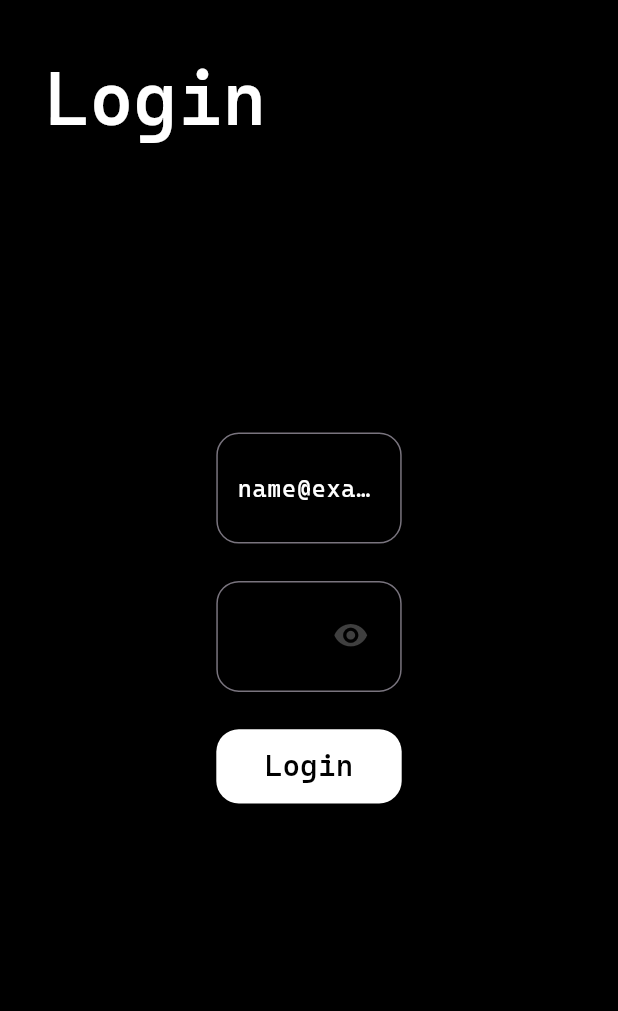
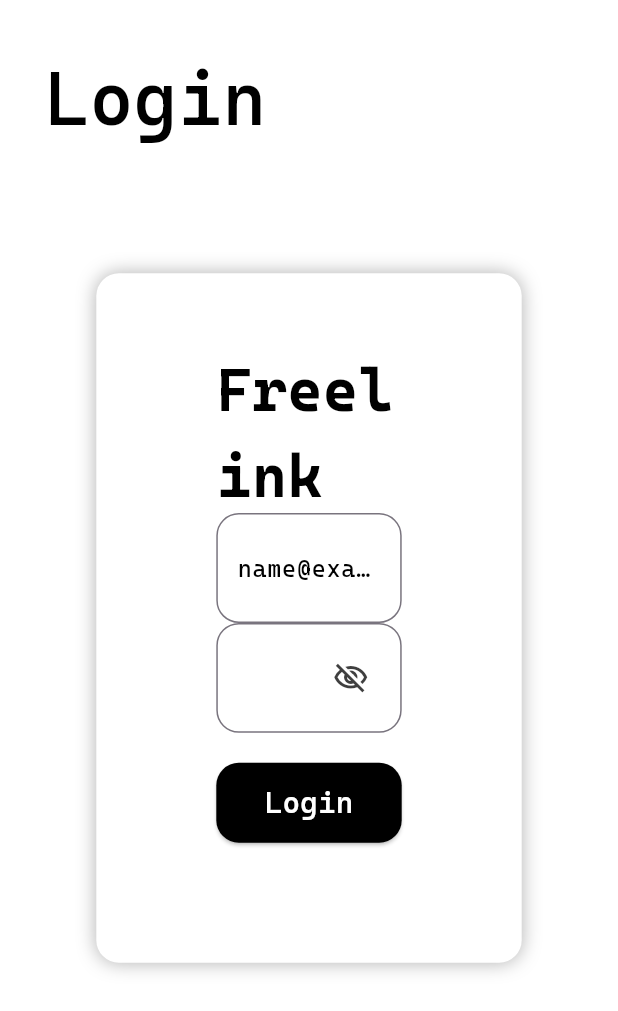
Before and after one commit to kikiThinking/freelink, a Flutter app: the screen it shows after launch, on a phone screen of 412 x 824 dp. Shown: the top 1011 px of the screen. Run offline on Flutter 3.47's test engine with Material 3 defaults, Android fonts, the light colour scheme and no system bars; our stand-ins replace shared_preferences; missing offline and left inert: expandable_menu.

Commit message:
Improve the login page

```diff
--- /dev/null
+++ b/devtools_options.yaml
@@ -0,0 +1,3 @@
+description: This file stores settings for Dart & Flutter DevTools.
+documentation: https://docs.flutter.dev/tools/devtools/extensions#configure-extension-enablement-states
+extensions:
--- /dev/null
+++ b/lib/icon/customicon.dart
@@ -0,0 +1,29 @@
+import 'package:flutter/foundation.dart' show defaultTargetPlatform;
+import 'package:flutter/widgets.dart';
+
+
+class PlatformAdaptiveIcons implements JCIcons {
+  const PlatformAdaptiveIcons._();
+  static bool _isCupertino() {
+    switch (defaultTargetPlatform) {
+      case TargetPlatform.android:
+      case TargetPlatform.fuchsia:
+      case TargetPlatform.linux:
+      case TargetPlatform.windows:
+      case TargetPlatform.iOS:
+      case TargetPlatform.macOS:
+        return true;
+    }
+  }
+}
+class JCIcons {
+  JCIcons._();
+  static PlatformAdaptiveIcons get adaptive => const PlatformAdaptiveIcons._();
+  static const IconData telegram = IconData(0xe900, fontFamily: 'contact');
+  static const IconData instagram = IconData(0xe902, fontFamily: 'contact');
+  static const IconData github = IconData(0xe906, fontFamily: 'contact');
+  static const IconData qq = IconData(0xe907, fontFamily: 'contact');
+  static const IconData wechat = IconData(0xe913, fontFamily: 'contact');
+  static const IconData gmail = IconData(0xe916, fontFamily: 'contact');
+// ...继续列出你的图标
+}
--- a/lib/pages/login.dart
+++ b/lib/pages/login.dart
@@ -1,4 +1,7 @@
+import 'package:expandable_menu/expandable_icon.dart';
+import 'package:expandable_menu/expandable_menu.dart';
 import 'package:flutter/material.dart';
+import 'package:freelink/icon/customicon.dart';
 
 class Login extends StatefulWidget {
   const Login({super.key});
@@ -27,23 +30,31 @@ class _Login extends State<Login> {
         children: [
           const Padding(
             padding: EdgeInsets.only(top: 30, left: 30),
-            child: Text("Login", style: TextStyle(fontFamily: 'cascadiacode', fontWeight: FontWeight.w500, fontSize: 50, color: Colors.white)),
+            child: Text("Login", style: TextStyle(fontFamily: 'cascadiacode', fontWeight: FontWeight.w500, fontSize: 50, color: Colors.black)),
           ),
           Align(
             alignment: Alignment.center,
+            child: Container(
+              decoration: BoxDecoration(color: Colors.white, borderRadius: BorderRadius.circular(15), boxShadow: [BoxShadow(color: Colors.grey.withOpacity(.8), spreadRadius: 0.1, blurRadius: 10)]),
+              child: Padding(
+                padding: EdgeInsets.only(top: 50, bottom: 80, right: 80, left: 80),
                 child: SizedBox(
-              height: MediaQuery.of(context).size.height * 0.3,
+                  height: MediaQuery.of(context).size.height * 0.4,
                   width: MediaQuery.of(context).size.width * 0.3,
                   child: Column(
                     mainAxisAlignment: MainAxisAlignment.center,
                     crossAxisAlignment: CrossAxisAlignment.center,
                     children: [
                       Expanded(
+                        flex: 3,
+                        child: Text('Freelink', style: TextStyle(fontFamily: 'cascadiacode', color: Colors.black, fontSize: 40, fontWeight: FontWeight.bold)),
+                      ),
+                      Expanded(
                         flex: 2,
                         child: TextField(
                           controller: _usernamecontrol,
-                      style: const TextStyle(fontFamily: 'cascadiacode', color: Colors.white),
-                      decoration: InputDecoration(border: OutlineInputBorder(borderRadius: BorderRadius.circular(15), borderSide: const BorderSide(color: Color(0xff3f3f3f), width: 3)), hintText: 'name@example.com', hintStyle: const TextStyle(color: Colors.white, fontFamily: 'cascadiacode'), contentPadding: const EdgeInsets.symmetric(vertical: 25, horizontal: 10)),
+                          style: const TextStyle(fontFamily: 'cascadiacode', color: Colors.black),
+                          decoration: InputDecoration(border: OutlineInputBorder(borderRadius: BorderRadius.circular(15), borderSide: const BorderSide(color: Color(0xff3f3f3f), width: 3)), hintText: 'name@example.com', hintStyle: const TextStyle(color: Colors.black, fontFamily: 'cascadiacode'), contentPadding: const EdgeInsets.symmetric(vertical: 25, horizontal: 10)),
                           textAlign: TextAlign.start,
                           cursorColor: Colors.deepOrangeAccent,
                         ),
@@ -52,12 +63,12 @@ class _Login extends State<Login> {
                         flex: 2,
                         child: TextField(
                           controller: _passwordcontrol,
-                      style: const TextStyle(fontFamily: 'cascadiacode', color: Colors.white),
+                          style: const TextStyle(fontFamily: 'cascadiacode', color: Colors.black),
                           obscureText: hidepasswordedit,
                           decoration: InputDecoration(
                               border: OutlineInputBorder(borderRadius: BorderRadius.circular(15), borderSide: const BorderSide(color: Color(0xff3f3f3f), width: 3)),
                               // hintText: 'name@example.com',
-                          hintStyle: const TextStyle(color: Colors.white, fontFamily: 'cascadiacode'),
+                              hintStyle: const TextStyle(color: Colors.black, fontFamily: 'cascadiacode'),
                               contentPadding: const EdgeInsets.symmetric(vertical: 25, horizontal: 10),
                               suffixIcon: GestureDetector(
                                 onTapDown: (TapDownDetails details) {
@@ -72,7 +83,7 @@ class _Login extends State<Login> {
                                 },
                                 child: Padding(
                                   padding: const EdgeInsets.only(right: 20),
-                              child: Icon(Icons.visibility_rounded, color: hidepasswordedit ? const Color(0xff3f3f3f) : Colors.white),
+                                  child: hidepasswordedit ? Icon(Icons.visibility_off_outlined, color: const Color(0xff3f3f3f)) : Icon(Icons.visibility_rounded, color: const Color(0xff3f3f3f)),
                                 ),
                               )),
                           textAlign: TextAlign.start,
@@ -80,25 +91,51 @@ class _Login extends State<Login> {
                         ),
                       ),
                       Expanded(
-                    flex: 1,
+                          flex: 2,
+                          child: Padding(
+                            padding: EdgeInsets.only(top: 20),
                             child: SizedBox(
                               width: double.infinity,
+                              height: double.infinity,
                               child: ElevatedButton(
                                   style: ButtonStyle(
                                     shape: WidgetStatePropertyAll(RoundedRectangleBorder(borderRadius: BorderRadius.circular(15))),
-                            backgroundColor: const WidgetStatePropertyAll(Colors.white),
+                                    backgroundColor: const WidgetStatePropertyAll(Colors.black),
                                   ),
                                   onPressed: () {},
                                   child: const Text(
                                     'Login',
-                            style: TextStyle(fontFamily: 'cascadiacode', fontSize: 20, fontWeight: FontWeight.w500, color: Colors.black),
+                                    style: TextStyle(fontFamily: 'cascadiacode', fontSize: 20, fontWeight: FontWeight.w500, color: Colors.white),
                                   )),
                             ),
-                  )
+                          ))
                     ],
                   ),
                 ),
-          )
+              ),
+            ),
+          ),
+          // Positioned(
+          //   bottom: 20,
+          //   right: 20,
+          //   left: 0,
+          //   child: Container(
+          //     width: MediaQuery.of(context).size.width * .1,
+          //     child: ExpandableMenu(
+          //       width: 70,
+          //       height: 70,
+          //       items: [
+          //         IconButton(onPressed: (){}, icon: Icon(JCIcons.telegram, color: Colors.white30,)),
+          //         IconButton(onPressed: (){}, icon: Icon(JCIcons.instagram)),
+          //         IconButton(onPressed: (){}, icon: Icon(JCIcons.github)),
+          //         IconButton(onPressed: (){}, icon: Icon(JCIcons.qq)),
+          //         IconButton(onPressed: (){}, icon: Icon(JCIcons.wechat)),
+          //         IconButton(onPressed: (){}, icon: Icon(JCIcons.gmail)),
+          //       ],
+          //       backgroundColor: Colors.teal,
+          //     ),
+          //   )
+          // )
         ],
       ),
     );
--- a/lib/provider/token.dart
+++ b/lib/provider/token.dart
@@ -1,13 +1,11 @@
 class Token {
-  late String usertoken;
-  late String refreshtoken;
+  String usertoken;
+  String refreshtoken;
 
   Token({required this.usertoken, required this.refreshtoken});
-
   void updaterefreshtoken(String token) {
     refreshtoken = token;
   }
-
   void updateusertoken(String token) {
     usertoken = token;
   }
```
Also changed, not shown: lib/main.dart (+10 -6 lines), pubspec.yaml (+8 -0 lines), fonts/contact.ttf (added), pubspec.lock, 2 other files. Lines whose indentation alone changed are shown as unchanged.
